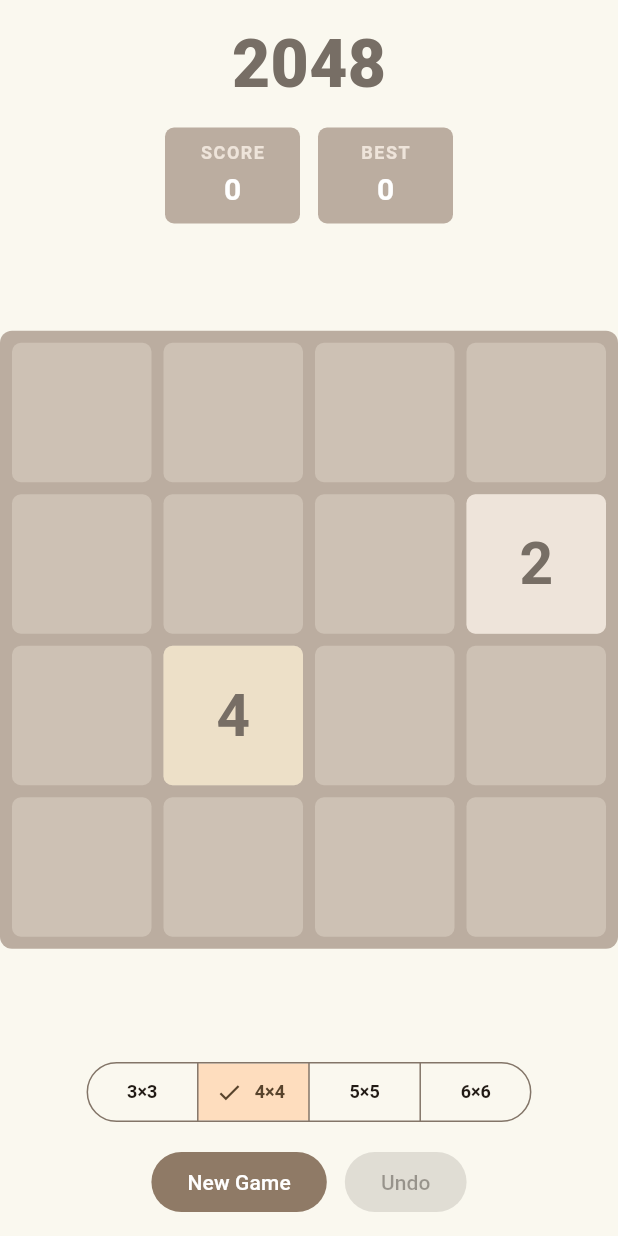
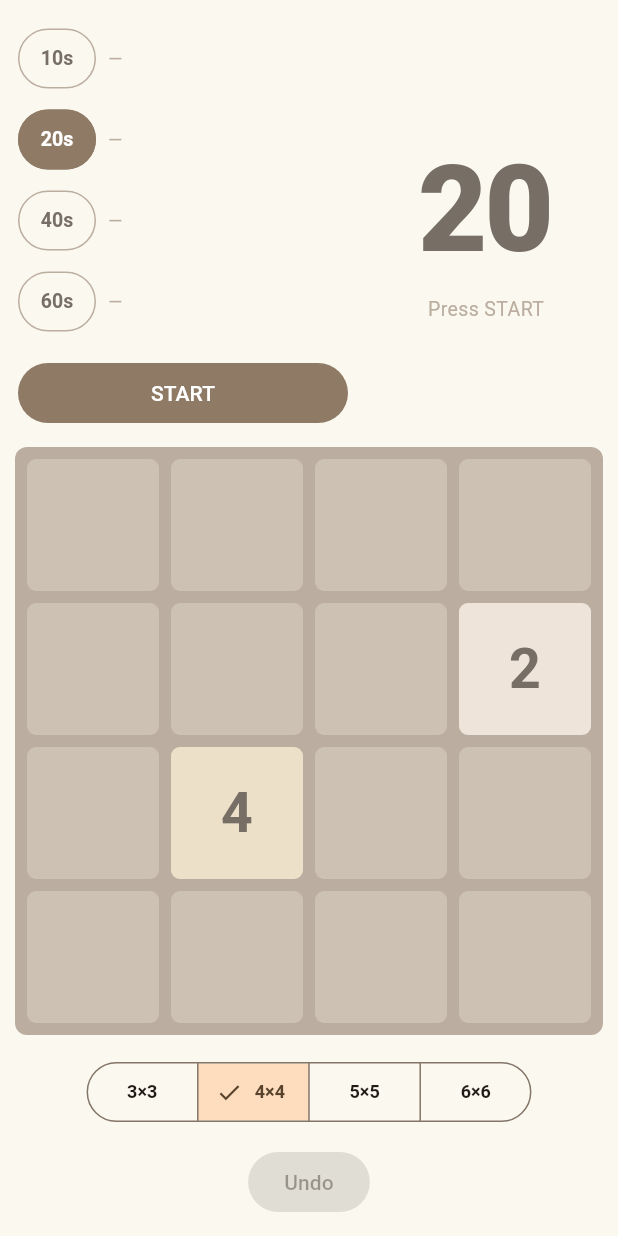
Before and after one commit to paulent1y/test_repo_from_template, a Flutter app: the screen it shows after launch, on a phone screen of 412 x 824 dp. Run offline on Flutter 3.47's test engine with Material 3 defaults, Android fonts, the phone set to English and light mode, and no system bars.

Commit message:
feat: add time-pressure mode
Timer-based game mode replaces free-play. Select 10/20/40/60s, press
START — board resets, countdown begins, swipes enabled. STOP returns to
idle. On timeout, board freezes and best run (sum + max tile) is saved
per grid-size/duration pair and shown as colored chips next to each
time button.

Co-Authored-By: Claude Sonnet 4.6 <noreply@anthropic.com>

```diff
--- a/lib/game/game_config.dart
+++ b/lib/game/game_config.dart
@@ -3,6 +3,7 @@ import 'package:flutter/material.dart';
 const int defaultGridSize = 4;
 const int winTile = 2048;
 const int undoStackMax = 10;
+const List<int> timePressureDurations = [10, 20, 40, 60];
 
 const Map<int, Color> tileColors = {
   0: Color(0xFFCDC1B4),
--- a/lib/main.dart
+++ b/lib/main.dart
@@ -1,8 +1,8 @@
 import 'package:flutter/material.dart';
 
-import 'game/game_controller.dart';
+import 'game/time_pressure_controller.dart';
 import 'logging/app_log.dart';
-import 'ui/game_screen.dart';
+import 'ui/time_pressure_screen.dart';
 
 Future<void> main() async {
   WidgetsFlutterBinding.ensureInitialized();
@@ -18,7 +18,7 @@ class MyApp extends StatefulWidget {
 }
 
 class _MyAppState extends State<MyApp> {
-  final GameController _controller = GameController();
+  final TimePressureController _controller = TimePressureController();
 
   @override
   void dispose() {
@@ -36,7 +36,7 @@ class _MyAppState extends State<MyApp> {
         colorScheme: ColorScheme.fromSeed(seedColor: const Color(0xFF8F7A66)),
         useMaterial3: true,
       ),
-      home: GameScreen(controller: _controller),
+      home: TimePressureScreen(controller: _controller),
     );
   }
 }
--- a/lib/ui/control_bar.dart
+++ b/lib/ui/control_bar.dart
@@ -5,16 +5,18 @@ class ControlBar extends StatelessWidget {
     super.key,
     required this.gridSize,
     required this.canUndo,
-    required this.onNewGame,
+    this.onNewGame,
     required this.onUndo,
     required this.onSizeChanged,
+    this.gridSizeEnabled = true,
   });
 
   final int gridSize;
   final bool canUndo;
-  final void Function(int) onNewGame;
+  final void Function(int)? onNewGame;
   final VoidCallback onUndo;
   final void Function(int) onSizeChanged;
+  final bool gridSizeEnabled;
 
   @override
   Widget build(BuildContext context) {
@@ -28,7 +30,8 @@ class ControlBar extends StatelessWidget {
             ButtonSegment(value: 6, label: Text('6×6')),
           ],
           selected: {gridSize},
-          onSelectionChanged: (s) => onSizeChanged(s.first),
+          onSelectionChanged:
+              gridSizeEnabled ? (s) => onSizeChanged(s.first) : null,
           style: ButtonStyle(
             textStyle: WidgetStateProperty.all(
               const TextStyle(fontWeight: FontWeight.w600, fontSize: 12),
@@ -39,14 +42,16 @@ class ControlBar extends StatelessWidget {
         Row(
           mainAxisAlignment: MainAxisAlignment.center,
           children: [
+            if (onNewGame != null) ...[
               FilledButton(
-              onPressed: () => onNewGame(gridSize),
+                onPressed: () => onNewGame!(gridSize),
                 style: FilledButton.styleFrom(
                   backgroundColor: const Color(0xFF8F7A66),
                 ),
                 child: const Text('New Game'),
               ),
               const SizedBox(width: 12),
+            ],
             FilledButton.tonal(
               onPressed: canUndo ? onUndo : null,
               child: const Text('Undo'),
--- /dev/null
+++ b/lib/ui/time_pressure_screen.dart
@@ -0,0 +1,332 @@
+import 'dart:math';
+
+import 'package:flutter/material.dart';
+import 'package:flutter/services.dart';
+
+import '../game/game_config.dart';
+import '../game/game_state.dart';
+import '../game/time_pressure_controller.dart';
+import 'control_bar.dart';
+import 'game_board.dart';
+
+class TimePressureScreen extends StatefulWidget {
+  const TimePressureScreen({super.key, required this.controller});
+  final TimePressureController controller;
+
+  @override
+  State<TimePressureScreen> createState() => _TimePressureScreenState();
+}
+
+class _TimePressureScreenState extends State<TimePressureScreen> {
+  TimePressureController get _ctrl => widget.controller;
+  final FocusNode _focusNode = FocusNode();
+
+  @override
+  void dispose() {
+    _focusNode.dispose();
+    super.dispose();
+  }
+
+  void _handleKey(KeyEvent event) {
+    if (event is! KeyDownEvent) return;
+    Direction? dir;
+    if (event.logicalKey == LogicalKeyboardKey.arrowLeft ||
+        event.logicalKey == LogicalKeyboardKey.keyA) {
+      dir = Direction.left;
+    } else if (event.logicalKey == LogicalKeyboardKey.arrowRight ||
+        event.logicalKey == LogicalKeyboardKey.keyD) {
+      dir = Direction.right;
+    } else if (event.logicalKey == LogicalKeyboardKey.arrowUp ||
+        event.logicalKey == LogicalKeyboardKey.keyW) {
+      dir = Direction.up;
+    } else if (event.logicalKey == LogicalKeyboardKey.arrowDown ||
+        event.logicalKey == LogicalKeyboardKey.keyS) {
+      dir = Direction.down;
+    } else if (event.logicalKey == LogicalKeyboardKey.keyZ &&
+        HardwareKeyboard.instance.isControlPressed) {
+      _ctrl.undo();
+      return;
+    }
+    if (dir != null) _ctrl.move(dir);
+  }
+
+  void _onPanEnd(DragEndDetails d) {
+    final v = d.velocity.pixelsPerSecond;
+    const threshold = 150.0;
+    if (v.dx.abs() > v.dy.abs()) {
+      if (v.dx > threshold) _ctrl.move(Direction.right);
+      if (v.dx < -threshold) _ctrl.move(Direction.left);
+    } else {
+      if (v.dy > threshold) _ctrl.move(Direction.down);
+      if (v.dy < -threshold) _ctrl.move(Direction.up);
+    }
+  }
+
+  @override
+  Widget build(BuildContext context) {
+    return Scaffold(
+      backgroundColor: const Color(0xFFFAF8EF),
+      body: SafeArea(
+        child: KeyboardListener(
+          focusNode: _focusNode,
+          autofocus: true,
+          onKeyEvent: _handleKey,
+          child: ListenableBuilder(
+            listenable: _ctrl,
+            builder: (context, _) {
+              final phase = _ctrl.phase;
+              return Column(
+                children: [
+                  const SizedBox(height: 12),
+                  IntrinsicHeight(
+                    child: Row(
+                      crossAxisAlignment: CrossAxisAlignment.stretch,
+                      children: [
+                        const SizedBox(width: 12),
+                        SizedBox(
+                          width: 220,
+                          child: _DurationPanel(ctrl: _ctrl),
+                        ),
+                        const SizedBox(width: 16),
+                        Expanded(child: _TimerDisplay(ctrl: _ctrl)),
+                        const SizedBox(width: 12),
+                      ],
+                    ),
+                  ),
+                  const SizedBox(height: 12),
+                  Expanded(
+                    child: GestureDetector(
+                      onPanEnd: phase == TimerPhase.running ? _onPanEnd : null,
+                      child: Center(
+                        child: LayoutBuilder(
+                          builder: (context, box) {
+                            final boardSize = min(box.maxWidth, box.maxHeight)
+                                .clamp(180.0, 520.0);
+                            return SizedBox(
+                              width: boardSize,
+                              height: boardSize,
+                              child: GameBoard(
+                                state: _ctrl.gameState,
+                                boardSize: boardSize,
+                              ),
+                            );
+                          },
+                        ),
+                      ),
+                    ),
+                  ),
+                  const SizedBox(height: 14),
+                  ControlBar(
+                    gridSize: _ctrl.gridSize,
+                    canUndo: _ctrl.canUndo && phase == TimerPhase.running,
+                    onUndo: _ctrl.undo,
+                    onSizeChanged: _ctrl.selectGridSize,
+                    gridSizeEnabled: phase == TimerPhase.idle,
+                  ),
+                  const SizedBox(height: 12),
+                ],
+              );
+            },
+          ),
+        ),
+      ),
+    );
+  }
+}
+
+class _DurationPanel extends StatelessWidget {
+  const _DurationPanel({required this.ctrl});
+  final TimePressureController ctrl;
+
+  @override
+  Widget build(BuildContext context) {
+    final phase = ctrl.phase;
+    return Column(
+      mainAxisSize: MainAxisSize.min,
+      crossAxisAlignment: CrossAxisAlignment.stretch,
+      children: [
+        ...timePressureDurations
+            .map((d) => _DurationRow(ctrl: ctrl, duration: d)),
+        const SizedBox(height: 10),
+        if (phase == TimerPhase.running)
+          FilledButton(
+            onPressed: ctrl.stop,
+            style: FilledButton.styleFrom(
+              backgroundColor: Colors.redAccent,
+            ),
+            child: const Text('STOP'),
+          )
+        else
+          FilledButton(
+            onPressed: ctrl.start,
+            style: FilledButton.styleFrom(
+              backgroundColor: const Color(0xFF8F7A66),
+            ),
+            child: const Text('START'),
+          ),
+      ],
+    );
+  }
+}
+
+class _DurationRow extends StatelessWidget {
+  const _DurationRow({required this.ctrl, required this.duration});
+  final TimePressureController ctrl;
+  final int duration;
+
+  @override
+  Widget build(BuildContext context) {
+    final selected = ctrl.selectedDuration == duration;
+    final isRunning = ctrl.phase == TimerPhase.running;
+    final record = ctrl.recordFor(duration);
+
+    return Padding(
+      padding: const EdgeInsets.symmetric(vertical: 3),
+      child: Row(
+        children: [
+          SizedBox(
+            width: 52,
+            child: OutlinedButton(
+              onPressed: isRunning ? null : () => ctrl.selectDuration(duration),
+              style: OutlinedButton.styleFrom(
+                backgroundColor:
+                    selected ? const Color(0xFF8F7A66) : Colors.transparent,
+                foregroundColor:
+                    selected ? Colors.white : const Color(0xFF776E65),
+                padding:
+                    const EdgeInsets.symmetric(horizontal: 4, vertical: 8),
+                side: BorderSide(
+                  color: selected
+                      ? const Color(0xFF8F7A66)
+                      : const Color(0xFFBBADA0),
+                ),
+              ),
+              child: Text(
+                '${duration}s',
+                style: const TextStyle(
+                    fontWeight: FontWeight.w700, fontSize: 13),
+              ),
+            ),
+          ),
+          const SizedBox(width: 8),
+          Expanded(
+            child: record != null
+                ? Row(
+                    children: [
+                      _RecordChip(
+                        label: 'SUM',
+                        value: record.total,
+                        bg: const Color(0xFFBBADA0),
+                        fg: Colors.white,
+                      ),
+                      const SizedBox(width: 4),
+                      _RecordChip(
+                        label: 'MAX',
+                        value: record.max,
+                        bg: tileColor(record.max),
+                        fg: record.max <= 4
+                            ? const Color(0xFF776E65)
+                            : Colors.white,
+                      ),
+                    ],
+                  )
+                : const Text(
+                    '—',
+                    style: TextStyle(fontSize: 12, color: Color(0xFFBBADA0)),
+                  ),
+          ),
+        ],
+      ),
+    );
+  }
+}
+
+class _RecordChip extends StatelessWidget {
+  const _RecordChip({
+    required this.label,
+    required this.value,
+    required this.bg,
+    required this.fg,
+  });
+
+  final String label;
+  final int value;
+  final Color bg;
+  final Color fg;
+
+  @override
+  Widget build(BuildContext context) {
+    return Container(
+      padding: const EdgeInsets.symmetric(horizontal: 6, vertical: 3),
+      decoration: BoxDecoration(
+        color: bg,
+        borderRadius: BorderRadius.circular(5),
+      ),
+      child: Column(
+        mainAxisSize: MainAxisSize.min,
+        children: [
+          Text(
+            label,
+            style: TextStyle(
+              fontSize: 8,
+              fontWeight: FontWeight.w700,
+              color: fg.withAlpha(180),
+              letterSpacing: 0.5,
+            ),
+          ),
+          Text(
+            '$value',
+            style: TextStyle(
+              fontSize: 11,
+              fontWeight: FontWeight.w800,
+              color: fg,
+            ),
+          ),
+        ],
+      ),
+    );
+  }
+}
+
+class _TimerDisplay extends StatelessWidget {
+  const _TimerDisplay({required this.ctrl});
+  final TimePressureController ctrl;
+
+  @override
+  Widget build(BuildContext context) {
+    final remaining = ctrl.remaining;
+    final phase = ctrl.phase;
+    final urgent = phase == TimerPhase.running && remaining <= 5;
+    final timerColor =
+        urgent ? Colors.redAccent : const Color(0xFF776E65);
+
+    return Column(
+      mainAxisAlignment: MainAxisAlignment.center,
+      children: [
+        Text(
+          remaining.toString().padLeft(2, '0'),
+          style: TextStyle(
+            fontSize: 80,
+            fontWeight: FontWeight.w900,
+            color: timerColor,
+            letterSpacing: -2,
+          ),
+        ),
+        if (phase == TimerPhase.ended)
+          const Text(
+            "Time's up!",
+            style: TextStyle(
+              fontSize: 16,
+              fontWeight: FontWeight.w700,
+              color: Color(0xFF776E65),
+            ),
+          ),
+        if (phase == TimerPhase.idle)
+          const Text(
+            'Press START',
+            style: TextStyle(fontSize: 13, color: Color(0xFFBBADA0)),
+          ),
+      ],
+    );
+  }
+}
```
Also changed, not shown: lib/game/time_pressure_controller.dart (added, +167 -0 lines). Lines whose indentation alone changed are shown as unchanged.
